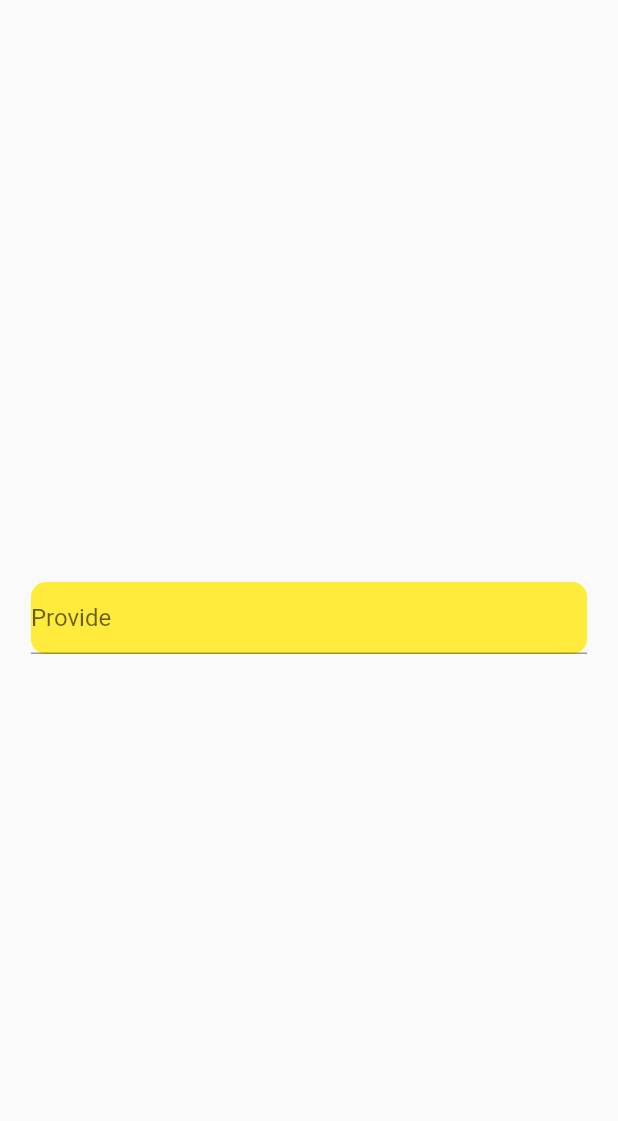
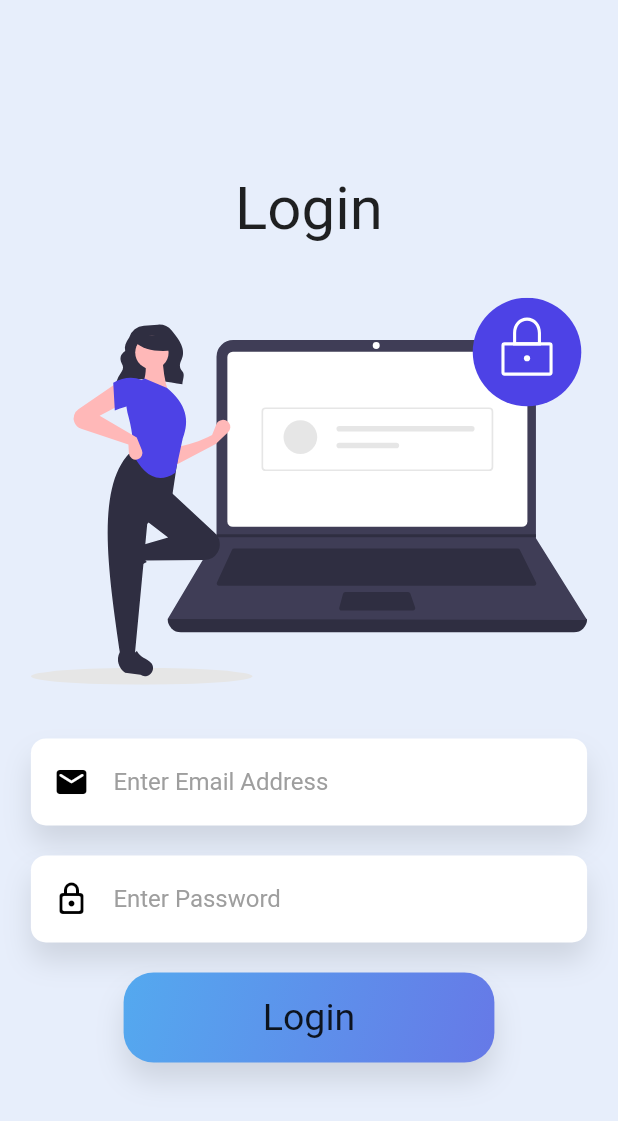
Before and after one commit to omjogani/authentication-sqflite-flutter, a Flutter app: the screen it shows after launch, on a phone screen of 412 x 824 dp. Shown: the top 1121 px of the screen. Run offline on Flutter 3.47's test engine with Material 2 defaults, Android fonts, the light colour scheme and no system bars; our stand-ins replace flutter_svg.

Commit message:
Updated Login UI

```diff
--- /dev/null
+++ b/lib/constants.dart
@@ -0,0 +1,4 @@
+import 'package:flutter/material.dart';
+
+const kBackgroundColor = Color(0xFFE7EEFB);
+const kShadowColor = Color.fromRGBO(72, 76, 82, 0.16);
--- a/lib/main.dart
+++ b/lib/main.dart
@@ -11,6 +11,7 @@ class MyApp extends StatelessWidget {
   @override
   Widget build(BuildContext context) {
     return MaterialApp(
+      debugShowCheckedModeBanner: false,
       title: 'Authentication SQLite',
       theme: ThemeData(
         primarySwatch: Colors.indigo,
--- /dev/null
+++ b/lib/model/user_model.dart
@@ -0,0 +1,9 @@
+class User {
+  final String email;
+  final String password;
+
+  User({
+    required this.email,
+    required this.password,
+  });
+}
--- a/lib/screens/register/register_screen.dart
+++ b/lib/screens/register/register_screen.dart
@@ -10,6 +10,21 @@ class RegisterScreen extends StatefulWidget {
 class _RegisterScreenState extends State<RegisterScreen> {
   @override
   Widget build(BuildContext context) {
-    return Scaffold();
+    return Scaffold(
+      body: Center(
+        child: MaterialButton(
+          color: Colors.indigo,
+          onPressed: (){
+            Navigator.pop(context);
+          },
+          child: const Text(
+            "Pop",
+            style: TextStyle(
+              color: Colors.white,
+            ),
+          ),
+        ),
+      ),
+    );
   }
 }
--- a/lib/screens/welcome/welcome_screen.dart
+++ b/lib/screens/welcome/welcome_screen.dart
@@ -1,5 +1,9 @@
+import 'package:authentication/constants.dart';
+import 'package:authentication/screens/register/register_screen.dart';
+import 'package:authentication/widgets/full_width_button.dart';
 import 'package:authentication/widgets/full_width_text_field.dart';
 import 'package:flutter/material.dart';
+import 'package:flutter_svg/flutter_svg.dart';
 
 class WelcomeScreen extends StatefulWidget {
   const WelcomeScreen({Key? key}) : super(key: key);
@@ -9,22 +13,51 @@ class WelcomeScreen extends StatefulWidget {
 }
 
 class _WelcomeScreenState extends State<WelcomeScreen> {
-  TextEditingController _emailController = TextEditingController();
-  TextEditingController _passwordController = TextEditingController();
+  final TextEditingController _emailController = TextEditingController();
+  final TextEditingController _passwordController = TextEditingController();
   bool isBothValid = false;
   final GlobalKey<FormState> _key = GlobalKey();
   String email = "", password = "";
 
+  void loginSubmitEvent() {
+    Navigator.push(
+      context,
+      MaterialPageRoute(
+        builder: (context) => const RegisterScreen(),
+      ),
+    );
+  }
+
   @override
   Widget build(BuildContext context) {
+    final Size size = MediaQuery.of(context).size;
     return Scaffold(
+      backgroundColor: kBackgroundColor,
       body: Center(
         child: Form(
           key: _key,
           autovalidateMode: isBothValid
               ? AutovalidateMode.always
               : AutovalidateMode.onUserInteraction,
-          child: FullWidthTextField(
+          child: SingleChildScrollView(
+            child: Column(
+              mainAxisAlignment: MainAxisAlignment.center,
+              children: <Widget>[
+                const Text(
+                  "Login",
+                  maxLines: 1,
+                  style: TextStyle(
+                    fontSize: 40.0,
+                  ),
+                ),
+                SizedBox(
+                  height: size.height * 0.40,
+                  width: size.width * 0.90,
+                  child: SvgPicture.asset(
+                    "assets/images/authentication.svg",
+                  ),
+                ),
+                FullWidthTextField(
                   controller: _emailController,
                   onChanged: (value) {},
                   onSaved: (value) {
@@ -33,6 +66,27 @@ class _WelcomeScreenState extends State<WelcomeScreen> {
                   onEditingComplete: () {},
                   validator: (str) {},
                   hintText: "Enter Email Address",
+                  icon: Icons.email_rounded,
+                ),
+                const SizedBox(height: 20.0),
+                FullWidthTextField(
+                  controller: _passwordController,
+                  onChanged: (value) {},
+                  onSaved: (value) {
+                    password = value!;
+                  },
+                  onEditingComplete: () {},
+                  validator: (str) {},
+                  hintText: "Enter Password",
+                  icon: Icons.lock_outline_rounded,
+                ),
+                const SizedBox(height: 20.0),
+                FullWidthButton(
+                  buttonText: "Login",
+                  onTap: () => loginSubmitEvent(),
+                ),
+              ],
+            ),
           ),
         ),
       ),
--- /dev/null
+++ b/lib/widgets/full_width_button.dart
@@ -0,0 +1,49 @@
+import 'package:authentication/constants.dart';
+import 'package:flutter/material.dart';
+
+class FullWidthButton extends StatelessWidget {
+  const FullWidthButton({
+    Key? key,
+    required this.buttonText,
+    required this.onTap,
+  }) : super(key: key);
+  final Function onTap;
+  final String buttonText;
+
+  @override
+  Widget build(BuildContext context) {
+    final Size size = MediaQuery.of(context).size;
+    return GestureDetector(
+      onTap: () => onTap(),
+      child: Container(
+        width: size.width * 0.60,
+        height: 60.0,
+        decoration: BoxDecoration(
+            borderRadius: BorderRadius.circular(20.0),
+            boxShadow: const <BoxShadow>[
+              BoxShadow(
+                color: kShadowColor,
+                offset: Offset(0, 12),
+                blurRadius: 16.0,
+              ),
+            ],
+            gradient: const LinearGradient(
+              begin: Alignment.topLeft,
+              end: Alignment.bottomRight,
+              colors: <Color>[
+                Color.fromARGB(255, 84, 169, 239),
+                Color.fromARGB(255, 102, 121, 231),
+              ],
+            )),
+        child: Center(
+          child: Text(
+            buttonText,
+            style: const TextStyle(
+              fontSize: 25.0,
+            ),
+          ),
+        ),
+      ),
+    );
+  }
+}
--- a/lib/widgets/full_width_text_field.dart
+++ b/lib/widgets/full_width_text_field.dart
@@ -1,3 +1,4 @@
+import 'package:authentication/constants.dart';
 import 'package:flutter/material.dart';
 
 class FullWidthTextField extends StatelessWidget {
@@ -10,6 +11,8 @@ class FullWidthTextField extends StatelessWidget {
     this.keyboardType = TextInputType.text,
     required this.validator,
     required this.onEditingComplete,
+    required this.icon,
+    this.isObscureText = false,
   }) : super(key: key);
   final String hintText;
   final FormFieldSetter<String> onSaved;
@@ -18,14 +21,27 @@ class FullWidthTextField extends StatelessWidget {
   final TextInputType keyboardType;
   final FormFieldValidator<String> validator;
   final Function onEditingComplete;
+  final IconData icon;
+  final bool isObscureText;
 
   @override
   Widget build(BuildContext context) {
     final Size size = MediaQuery.of(context).size;
     return Container(
       width: size.width * 0.90,
+      padding: const EdgeInsets.symmetric(
+        vertical: 5.0,
+        horizontal: 15.0,
+      ),
       decoration: BoxDecoration(
-        color: Colors.yellow,
+        color: Colors.white,
+        boxShadow: const <BoxShadow>[
+          BoxShadow(
+            color: kShadowColor,
+            offset: Offset(0, 12),
+            blurRadius: 16.0,
+          ),
+        ],
         borderRadius: BorderRadius.circular(10.0),
       ),
       child: TextFormField(
@@ -35,9 +51,17 @@ class FullWidthTextField extends StatelessWidget {
         validator: validator,
         controller: controller,
         keyboardType: keyboardType,
+        obscureText: isObscureText,
         decoration: InputDecoration(
-          hintText: "Provide",
-          disabledBorder: InputBorder.none,
+          icon: Icon(
+            icon,
+            color: Colors.black,
+          ),
+          hintText: hintText,
+          hintStyle: TextStyle(
+            color: Colors.grey,
+          ),
+          border: InputBorder.none,
         ),
       ),
     );
--- a/pubspec.yaml
+++ b/pubspec.yaml
@@ -35,6 +35,7 @@ dependencies:
   # Use with the CupertinoIcons class for iOS style icons.
   cupertino_icons: ^1.0.2
   sqflite: ^2.0.3+1
+  flutter_svg: ^1.1.4
 
 dev_dependencies:
   flutter_test:
@@ -59,8 +60,8 @@ flutter:
   uses-material-design: true
 
   # To add assets to your application, add an assets section, like this:
-  # assets:
-  #   - images/a_dot_burr.jpeg
+  assets:
+    - assets/images/
   #   - images/a_dot_ham.jpeg
 
   # An image asset can refer to one or more resolution-specific "variants", see
```
Also changed, not shown: lib/services/auth_services.dart (added, +16 -0 lines), assets/images/authentication.svg (added), pubspec.lock. Lines whose indentation alone changed are shown as unchanged.
